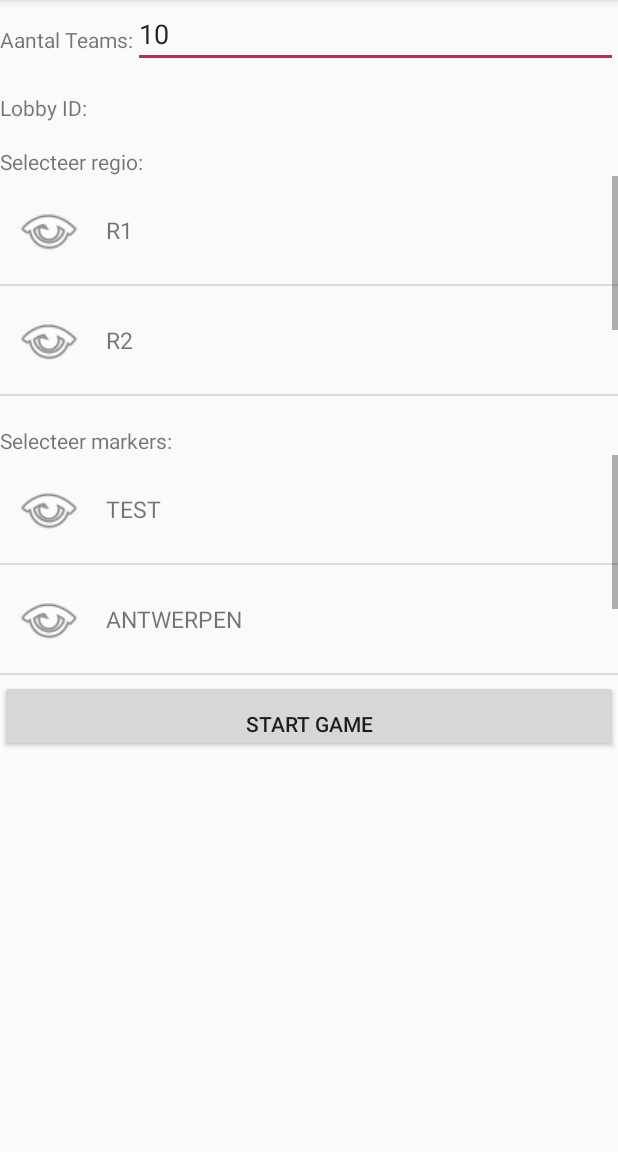
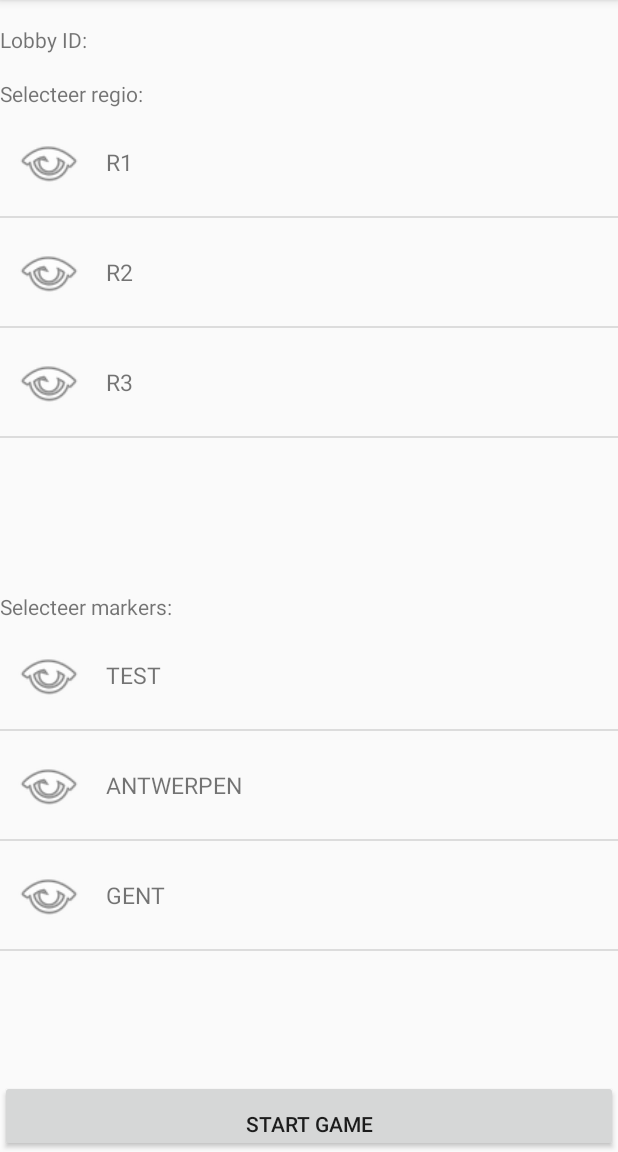
Before and after one commit to AP-Elektronica-ICT/CA1819-HansAnders, an Android app: the HostConfigActivity screen opened directly, with no data from a screen before it, on a phone screen of 412 x 824 dp, the part 84-1236 px from its top. Run offline under Robolectric (Android 15) with nearby library versions, the phone set to English and light mode, and no system bars.

Commit message:
layout changes

```diff
--- a/MobApp/app/src/main/res/layout/activity_host_config.xml
+++ b/MobApp/app/src/main/res/layout/activity_host_config.xml
@@ -3,26 +3,6 @@
     android:layout_width="match_parent"
     android:layout_height="match_parent"
     android:orientation="vertical">
-
-    <LinearLayout xmlns:android="http://schemas.android.com/apk/res/android"
-        android:layout_width="match_parent"
-        android:layout_height="wrap_content"
-        android:orientation="horizontal">
-        <TextView
-            android:layout_marginTop="25px"
-            android:layout_width="wrap_content"
-            android:layout_height="wrap_content"
-            android:text="Aantal Teams:" />
-        <EditText
-            android:id="@+id/teamCount"
-            android:layout_width="match_parent"
-            android:layout_height="wrap_content"
-            android:ems="10"
-            android:layout_gravity="end"
-            android:inputType="textPersonName"
-            android:text="10" />
-    </LinearLayout>
-
 
 
     <TextView
@@ -40,6 +20,7 @@
     <ListView
         android:id="@+id/region_list"
         android:layout_width="match_parent"
+        android:layout_weight="1"
         android:layout_height="150dp">
     </ListView>
 
@@ -49,6 +30,7 @@
         android:layout_height="wrap_content"
         android:text="Selecteer markers:" />
     <ListView
+        android:layout_weight="1"
         android:id="@+id/markers_list"
         android:layout_width="match_parent"
         android:layout_height="150dp">
```
